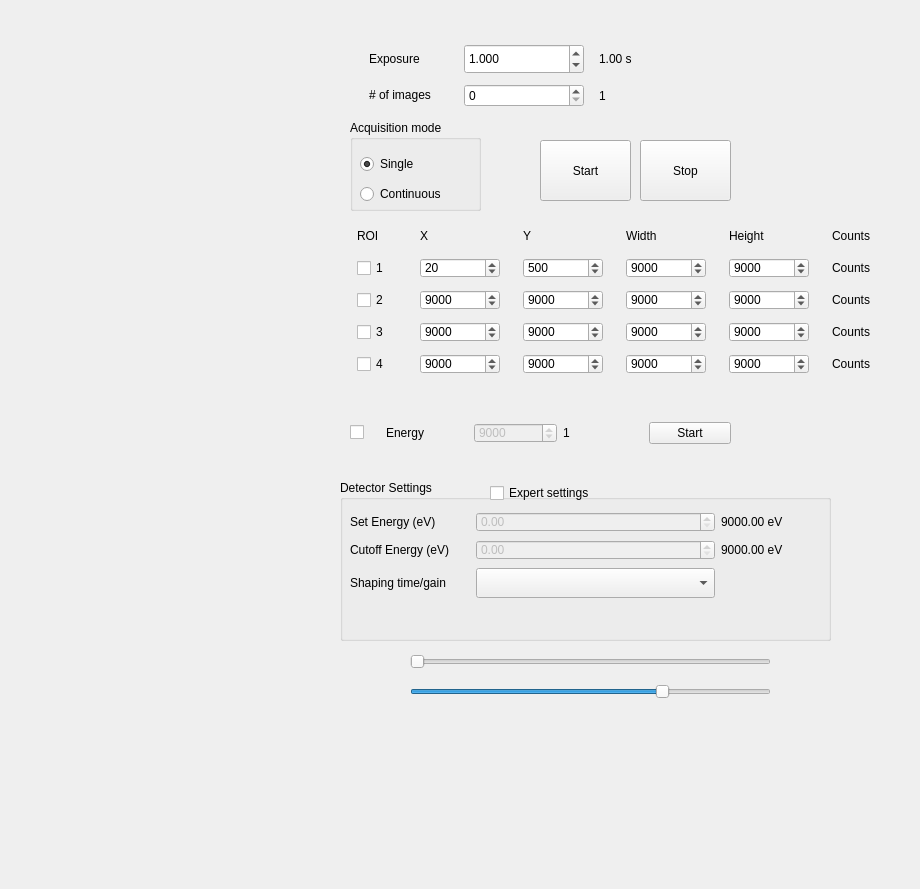
Above: isstools/ui/ui_pilatus.ui from NSLS-II-ISS/isstools before the change. Below: the same form after it.
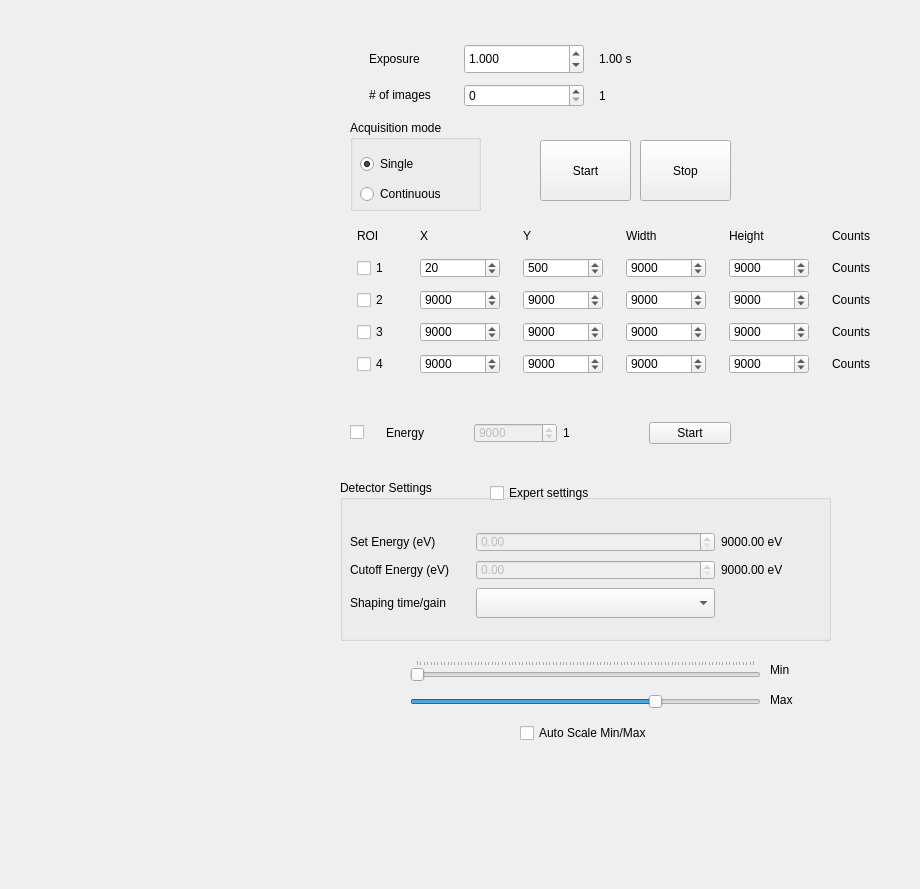
That is the form after the change.

Commit message: WIP pilatus widget

Patch:
```diff
--- a/isstools/ui/ui_pilatus.ui
+++ b/isstools/ui/ui_pilatus.ui
@@ -734,21 +734,36 @@
    <property name="geometry">
     <rect>
      <x>410</x>
-     <y>650</y>
-     <width>361</width>
-     <height>24</height>
+     <y>660</y>
+     <width>351</width>
+     <height>21</height>
     </rect>
    </property>
+   <property name="maximumSize">
+    <size>
+     <width>500</width>
+     <height>16777215</height>
+    </size>
+   </property>
+   <property name="autoFillBackground">
+    <bool>true</bool>
+   </property>
+   <property name="maximum">
+    <number>99</number>
+   </property>
    <property name="orientation">
     <enum>Qt::Horizontal</enum>
    </property>
+   <property name="tickPosition">
+    <enum>QSlider::TicksAbove</enum>
+   </property>
   </widget>
   <widget class="QSlider" name="horizontalSlider_2">
    <property name="geometry">
     <rect>
      <x>410</x>
-     <y>680</y>
-     <width>361</width>
+     <y>690</y>
+     <width>351</width>
      <height>24</height>
     </rect>
    </property>
@@ -775,7 +790,7 @@
     <property name="geometry">
      <rect>
       <x>10</x>
-      <y>30</y>
+      <y>50</y>
       <width>451</width>
       <height>92</height>
      </rect>
@@ -898,6 +913,45 @@
     </property>
    </widget>
   </widget>
+  <widget class="QLabel" name="label_13">
+   <property name="geometry">
+    <rect>
+     <x>770</x>
+     <y>660</y>
+     <width>63</width>
+     <height>20</height>
+    </rect>
+   </property>
+   <property name="text">
+    <string>Min</string>
+   </property>
+  </widget>
+  <widget class="QLabel" name="label_14">
+   <property name="geometry">
+    <rect>
+     <x>770</x>
+     <y>690</y>
+     <width>63</width>
+     <height>20</height>
+    </rect>
+   </property>
+   <property name="text">
+    <string>Max</string>
+   </property>
+  </widget>
+  <widget class="QCheckBox" name="checkBox_auto_scale">
+   <property name="geometry">
+    <rect>
+     <x>520</x>
+     <y>720</y>
+     <width>171</width>
+     <height>26</height>
+    </rect>
+   </property>
+   <property name="text">
+    <string>Auto Scale Min/Max</string>
+   </property>
+  </widget>
  </widget>
  <resources/>
  <connections/>
```
Left out of the diff: 4 changed lines with no effect on the pictures. The commit also changes 1 other file.
